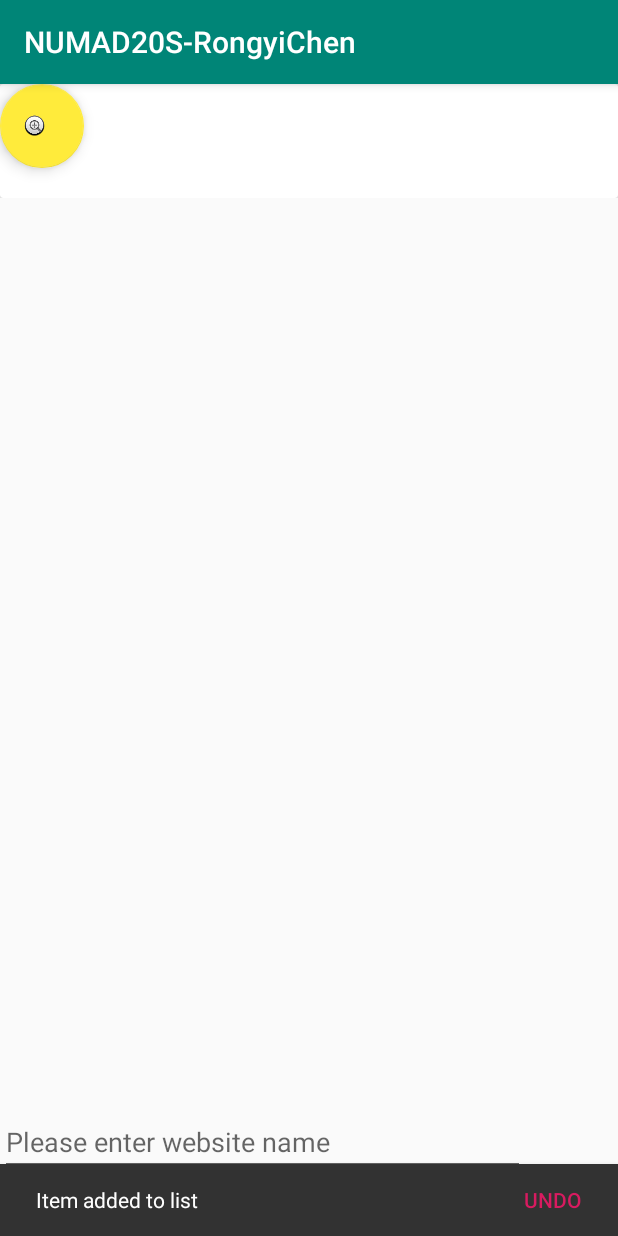
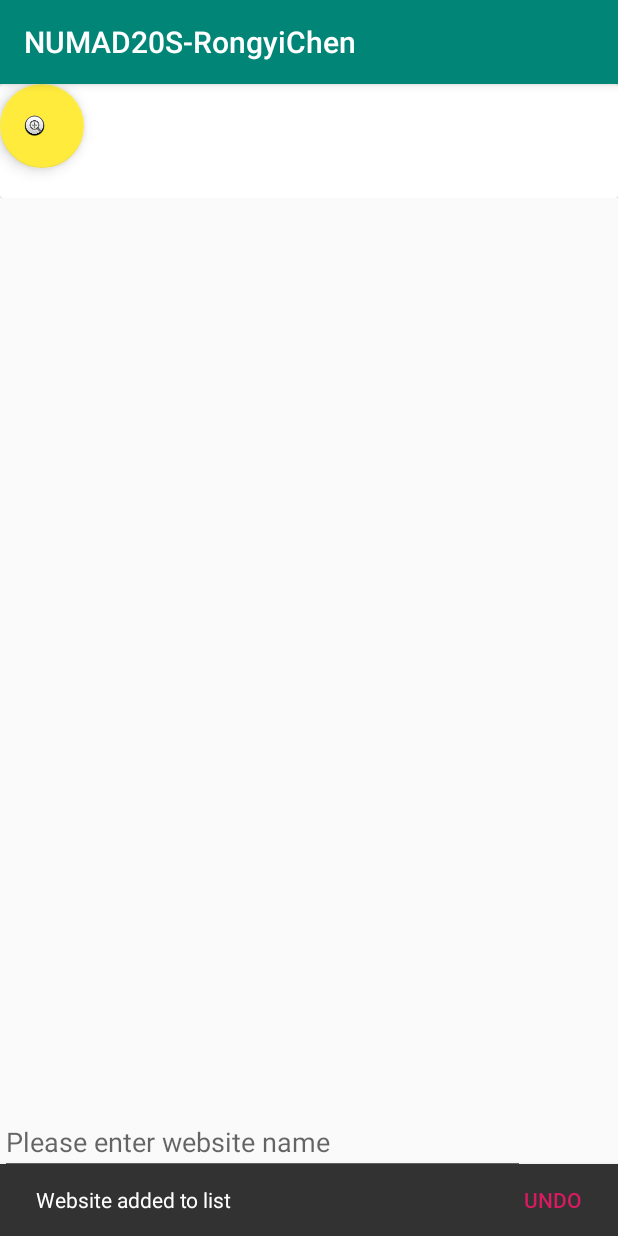
Before and after one commit to roy2EZ/CS5520_Mobile_App_Dev_NEU_Online_2020Spring, an Android app: the LinkCollectorActivity screen opened directly, with no data from a screen before it, after a tap on an icon or button, on a phone screen of 412 x 824 dp. Run offline under Robolectric (Android 15) with nearby library versions, the phone set to English and light mode, and no system bars.

Commit message:
update A2
update some class and method name
add some comments

```diff
--- a/app/src/main/AndroidManifest.xml
+++ b/app/src/main/AndroidManifest.xml
@@ -10,9 +10,9 @@
         android:roundIcon="@mipmap/ic_launcher_rc_round"
         android:supportsRtl="true"
         android:theme="@style/AppTheme">
-        <activity android:name=".WebActivity"></activity>
-        <activity android:name=".LinkCollector" />
-        <activity android:name=".About" />
+        <activity android:name=".WebsiteActivity"></activity>
+        <activity android:name=".LinkCollectorActivity" />
+        <activity android:name=".AboutActivity" />
         <activity android:name=".MainActivity">
             <intent-filter>
                 <action android:name="android.intent.action.MAIN" />
--- a/app/src/main/java/edu/neu/madcourse/numad20s_rongyichen/About.java
+++ b/app/src/main/java/edu/neu/madcourse/numad20s_rongyichen/AboutActivity.java
@@ -7,7 +7,7 @@ import android.widget.TextView;
 
 import androidx.appcompat.app.AppCompatActivity;
 
-public class About extends AppCompatActivity {
+public class AboutActivity extends AppCompatActivity {
     private TextView myNameAndEmail;
     private Button buttonAbout;
     private boolean isTextDisplayed = false;
--- a/app/src/main/java/edu/neu/madcourse/numad20s_rongyichen/MyAdapter.java
+++ b/app/src/main/java/edu/neu/madcourse/numad20s_rongyichen/Adapter.java
@@ -10,9 +10,12 @@ import androidx.recyclerview.widget.RecyclerView;
 
 import java.util.List;
 
-public class MyAdapter extends RecyclerView.Adapter<MyAdapter.MyViewHolder> {
+/**
+ * to display a scrolling list of saved websites
+ */
+public class Adapter extends RecyclerView.Adapter<Adapter.MyViewHolder> {
 
-    private List<Item> mItem;
+    private List<Website> myWebsites;
     private OnItemClickListener listener;
 
     public static class MyViewHolder extends RecyclerView.ViewHolder{
@@ -25,43 +28,43 @@ public class MyAdapter extends RecyclerView.Adapter<MyAdapter.MyViewHolder> {
             textViewUrlLink = itemView.findViewById(R.id.urlLink);
         }
 
-        public void bind(final Item item, final OnItemClickListener listener) {
-            textViewUrlName.setText(item.getName());
-            textViewUrlLink.setText(item.getUrl());
+        public void bind(final Website Website, final OnItemClickListener listener) {
+            textViewUrlName.setText(Website.getName());
+            textViewUrlLink.setText(Website.getUrl());
             itemView.setOnClickListener(new View.OnClickListener() {
                 @Override public void onClick(View v) {
-                    listener.onItemClick(item);
+                    listener.onItemClick(Website);
                 }
             });
         }
     }
 
     public interface OnItemClickListener {
-        void onItemClick(Item item);
+        void onItemClick(Website Website);
     }
 
-    public MyAdapter(List<Item> itemList, OnItemClickListener listener) {
-        this.mItem = itemList;
+    public Adapter(List<Website> websiteList, OnItemClickListener listener) {
+        this.myWebsites = websiteList;
         this.listener = listener;
     }
 
     @NonNull
     @Override
     public MyViewHolder onCreateViewHolder(@NonNull ViewGroup parent, int viewType) {
-        View v = LayoutInflater.from(parent.getContext()).inflate(R.layout.card_item, parent, false);
-        MyViewHolder mvh = new MyViewHolder(v);
-        return mvh;
+        View view = LayoutInflater.from(parent.getContext()).inflate(R.layout.card_item, parent, false);
+        MyViewHolder myViewHolder = new MyViewHolder(view);
+        return myViewHolder;
     }
 
     @Override
     public void onBindViewHolder(@NonNull MyViewHolder holder, int position) {
-        Item currentItem = mItem.get(position);
-        holder.bind(currentItem, listener);
+        Website currentWebsite = myWebsites.get(position);
+        holder.bind(currentWebsite, listener);
 
     }
 
     @Override
     public int getItemCount() {
-        return this.mItem.size();
+        return this.myWebsites.size();
     }
 }
--- a/app/src/main/java/edu/neu/madcourse/numad20s_rongyichen/LinkCollector.java
+++ b/app/src/main/java/edu/neu/madcourse/numad20s_rongyichen/LinkCollectorActivity.java
@@ -16,8 +16,8 @@ import com.google.android.material.snackbar.Snackbar;
 import java.util.LinkedList;
 import java.util.List;
 
-public class LinkCollector extends AppCompatActivity {
-    private List<Item> mUrlList;
+public class LinkCollectorActivity extends AppCompatActivity {
+    private List<Website> mUrlList;
     private RecyclerView mRecyclerView;
     private RecyclerView.Adapter mAdapter;
     private RecyclerView.LayoutManager mLayoutManager;
@@ -41,9 +41,9 @@ public class LinkCollector extends AppCompatActivity {
 
         this.mUrlList = new LinkedList<>();
 
-        mAdapter = new MyAdapter(mUrlList, new MyAdapter.OnItemClickListener() {
-            @Override public void onItemClick(Item item) {
-                Intent intent = new Intent(Intent.ACTION_VIEW, Uri.parse(item.getUrl()));
+        mAdapter = new Adapter(mUrlList, new Adapter.OnItemClickListener() {
+            @Override public void onItemClick(Website Website) {
+                Intent intent = new Intent(Intent.ACTION_VIEW, Uri.parse(Website.getUrl()));
                 startActivity(intent);
             }});
         mRecyclerView.setLayoutManager(mLayoutManager);
@@ -52,9 +52,9 @@ public class LinkCollector extends AppCompatActivity {
         fab.setOnClickListener(new View.OnClickListener() {
             @Override
             public void onClick(View v) {
-                Item item = new Item(edittextName.getText().toString(), edittextUrl.getText().toString());
-                mUrlList.add(item);
-                Snackbar.make(v, "Item added to list", Snackbar.LENGTH_LONG) .setAction("Undo", undoOnClickListener).show();
+                Website Website = new Website(edittextName.getText().toString(), edittextUrl.getText().toString());
+                mUrlList.add(Website);
+                Snackbar.make(v, "Website added to list", Snackbar.LENGTH_LONG) .setAction("Undo", undoOnClickListener).show();
                 mAdapter.notifyDataSetChanged();
             }
 
@@ -65,7 +65,7 @@ public class LinkCollector extends AppCompatActivity {
         @Override public void onClick(View view) {
             mUrlList.remove(mUrlList.size() -1);
             mAdapter.notifyDataSetChanged();
-            Snackbar.make(view, "Item removed", Snackbar.LENGTH_LONG) .setAction("Action", null).show();
+            Snackbar.make(view, "Website removed", Snackbar.LENGTH_LONG) .setAction("Action", null).show();
         }
     };
 
--- a/app/src/main/java/edu/neu/madcourse/numad20s_rongyichen/MainActivity.java
+++ b/app/src/main/java/edu/neu/madcourse/numad20s_rongyichen/MainActivity.java
@@ -7,6 +7,9 @@ import android.view.View;
 
 import androidx.appcompat.app.AppCompatActivity;
 
+/**
+ * To represent the main activity of this app
+ */
 public class MainActivity extends AppCompatActivity {
 
 
@@ -16,14 +19,15 @@ public class MainActivity extends AppCompatActivity {
         setContentView(R.layout.activity_main);
     }
 
+
     public void enterAssignment1(View view) {
-        Intent i = new Intent(this, About.class);
-        startActivity(i);
+        Intent intent = new Intent(this, AboutActivity.class);
+        startActivity(intent);
     }
 
     public void enterAssignment2(View view) {
-        Intent i = new Intent(this, LinkCollector.class);
-        startActivity(i);
+        Intent intent = new Intent(this, LinkCollectorActivity.class);
+        startActivity(intent);
     }
 
 }
--- a/app/src/main/java/edu/neu/madcourse/numad20s_rongyichen/Item.java
+++ b/app/src/main/java/edu/neu/madcourse/numad20s_rongyichen/Website.java
@@ -1,10 +1,13 @@
 package edu.neu.madcourse.numad20s_rongyichen;
 
-public class Item {
+/**
+ * to represent a user saved website element with its name and URL
+ */
+public class Website {
     private String name;
     private String url;
 
-    public Item(String name, String url) {
+    public Website(String name, String url) {
         this.name = name;
         this.url = url;
     }
--- a/app/src/main/res/drawable-v24/ic_launcher_foreground.xml
+++ b/app/src/main/res/drawable-v24/ic_launcher_foreground.xml
@@ -16,10 +16,10 @@
                 android:startX="48.7653"
                 android:startY="61.0927"
                 android:type="linear">
-                <item
+                <Website
                     android:color="#44000000"
                     android:offset="0.0" />
-                <item
+                <Website
                     android:color="#00000000"
                     android:offset="1.0" />
             </gradient>
--- a/app/src/main/res/layout-v26/activity_link_collector_layout.xml
+++ b/app/src/main/res/layout-v26/activity_link_collector_layout.xml
@@ -4,7 +4,7 @@
     xmlns:tools="http://schemas.android.com/tools"
     android:layout_width="match_parent"
     android:layout_height="match_parent"
-    tools:context=".LinkCollector">
+    tools:context=".LinkCollectorActivity">
 
 
     <androidx.constraintlayout.widget.ConstraintLayout
--- a/app/src/main/res/layout/activity_link_collector_layout.xml
+++ b/app/src/main/res/layout/activity_link_collector_layout.xml
@@ -4,7 +4,7 @@
     xmlns:tools="http://schemas.android.com/tools"
     android:layout_width="match_parent"
     android:layout_height="match_parent"
-    tools:context=".LinkCollector">
+    tools:context=".LinkCollectorActivity">
 
 
     <androidx.constraintlayout.widget.ConstraintLayout
--- a/app/src/main/res/layout/activity_web.xml
+++ b/app/src/main/res/layout/activity_web.xml
@@ -4,7 +4,7 @@
     xmlns:tools="http://schemas.android.com/tools"
     android:layout_width="match_parent"
     android:layout_height="match_parent"
-    tools:context=".WebActivity">
+    tools:context=".WebsiteActivity">
 
     <WebView
         android:id="@+id/webview1"
--- a/app/src/main/res/menu/menu_main.xml
+++ b/app/src/main/res/menu/menu_main.xml
@@ -2,7 +2,7 @@
     xmlns:app="http://schemas.android.com/apk/res-auto"
     xmlns:tools="http://schemas.android.com/tools"
     tools:context="edu.neu.madcourse.fabexample.MainActivity">
-    <item
+    <Website
         android:id="@+id/action_settings"
         android:orderInCategory="100"
         android:title="@string/action_settings"
```
Also changed, not shown: app/src/main/java/edu/neu/madcourse/numad20s_rongyichen/WebsiteActivity.java (renamed from app/src/main/java/edu/neu/madcourse/numad20s_rongyichen/WebActivity.java, +3 -4 lines).
